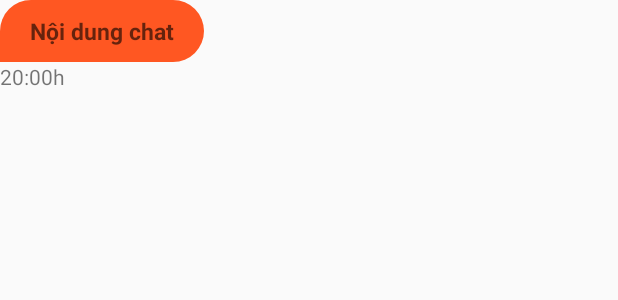
After one commit to DoThanhNhan0701/Appmypham.Clone, an Android app: the layout items_chat_messages_left.xml on its own in the app's theme, with its tools: preview values and no code run, on a phone screen of 412 x 824 dp. The commit adds this screen. Shown: the top 300 px of the screen. Run offline under Robolectric (Android 15) with nearby library versions, the phone set to English and light mode, and no system bars.

Commit message:
Code_update 11/10/2022 - 4:00

```diff
--- a/app/build.gradle
+++ b/app/build.gradle
@@ -40,8 +40,8 @@ dependencies {
     implementation 'com.google.firebase:firebase-auth:21.1.0'
     implementation 'com.google.firebase:firebase-messaging:23.1.0'
     testImplementation 'junit:junit:4.13.2'
-    androidTestImplementation 'androidx.test.ext:junit:1.1.3'
-    androidTestImplementation 'androidx.test.espresso:espresso-core:3.4.0'
+    androidTestImplementation 'androidx.test.ext:junit:1.1.4'
+    androidTestImplementation 'androidx.test.espresso:espresso-core:3.5.0'
 
     implementation 'me.relex:circleindicator:2.1.6'
 
--- a/app/src/main/java/com/example/appbanhang/activity/screenUser/MainActivity.java
+++ b/app/src/main/java/com/example/appbanhang/activity/screenUser/MainActivity.java
@@ -209,7 +209,9 @@ public class MainActivity extends AppCompatActivity implements BottomNavigationV
         builder.setPositiveButton("Yes", new DialogInterface.OnClickListener() {
             @Override
             public void onClick(DialogInterface dialogInterface, int i) {
-                showMessage("Hello Admin");
+                Intent intent = new Intent(getApplicationContext(), MessageActivity.class);
+                startActivity(intent);
+                finish();
             }
         });
         builder.setNegativeButton("No", new DialogInterface.OnClickListener() {
--- /dev/null
+++ b/app/src/main/res/drawable/background_messages_left.xml
@@ -0,0 +1,10 @@
+<?xml version="1.0" encoding="utf-8"?>
+<shape
+    android:shape="rectangle"
+    xmlns:android="http://schemas.android.com/apk/res/android">
+    <solid android:color="@color/purple_700"/>
+    <corners
+        android:bottomRightRadius="50dp"
+        android:topRightRadius="50dp"
+        android:topLeftRadius="50dp"/>
+</shape>
--- /dev/null
+++ b/app/src/main/res/layout/items_chat_messages_left.xml
@@ -0,0 +1,31 @@
+<?xml version="1.0" encoding="utf-8"?>
+<RelativeLayout
+    xmlns:android="http://schemas.android.com/apk/res/android"
+    xmlns:tools="http://schemas.android.com/tools"
+    android:layout_width="wrap_content"
+    android:layout_height="wrap_content">
+    <TextView
+        android:id="@+id/items_chatMessage"
+        android:hint="Nội dung chat"
+        android:background="@drawable/background_messages_left"
+        android:padding="10dp"
+        android:paddingStart="20dp"
+        android:paddingEnd="20dp"
+        android:textSize="15sp"
+        android:layout_alignParentStart="true"
+        android:textStyle="bold"
+        android:textColor="#000"
+        android:layout_width="wrap_content"
+        android:layout_height="wrap_content"
+        tools:ignore="RtlSymmetry">
+    </TextView>
+    <TextView
+        android:id="@+id/timeMessageLeft"
+        android:layout_alignParentStart="true"
+        android:layout_below="@+id/items_chatMessage"
+        android:text="20:00h"
+        android:layout_width="wrap_content"
+        android:layout_height="wrap_content">
+
+    </TextView>
+</RelativeLayout>
```
Also changed, not shown: app/src/main/java/com/example/appbanhang/activity/screenUser/LoginActivity.java (+15 -4 lines), app/src/main/java/com/example/appbanhang/activity/screenUser/MessageActivity.java (+25 -0 lines), app/src/main/java/com/example/appbanhang/activity/screenUser/SearchProductActivity.java (+24 -26 lines), app/src/main/java/com/example/appbanhang/model/SentMessages.java (added, +62 -0 lines), app/src/main/res/drawable/background_messages_top.xml (added, +11 -0 lines), app/src/main/res/layout/activity_message.xml (+33 -2 lines), app/src/main/res/layout/items_chat_messages_right.xml (added, +31 -0 lines). Lines whose indentation alone changed are shown as unchanged.
